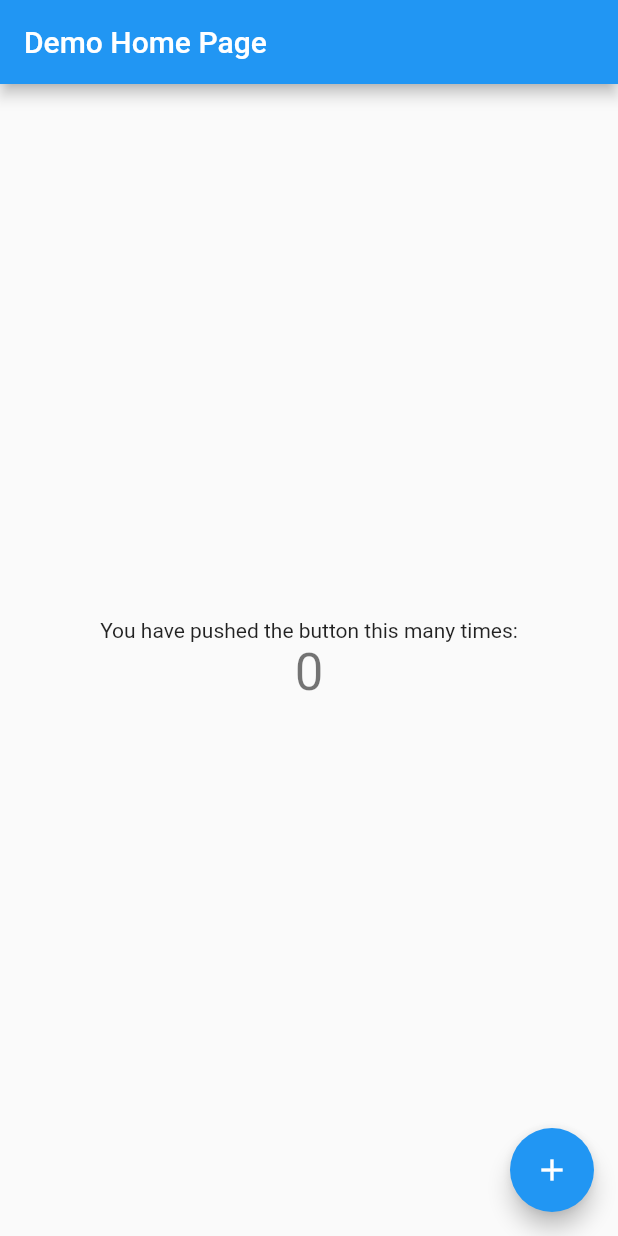
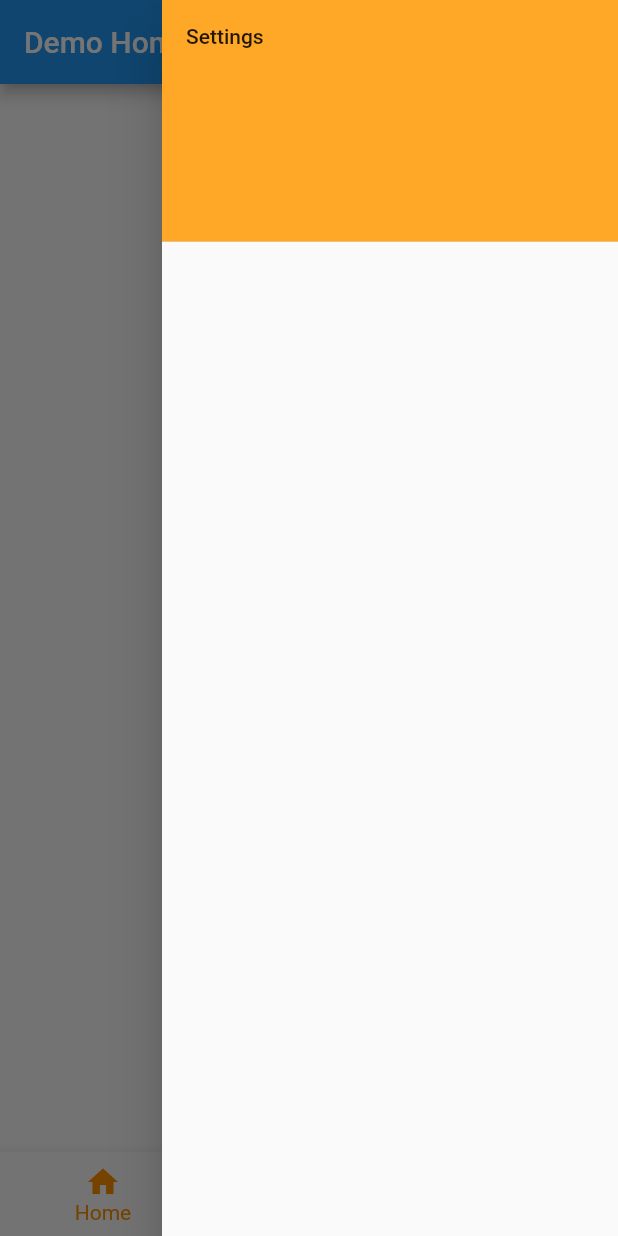
Before and after one commit to DandyAndy22/redifit-mobile, a Flutter app: the screen it shows after launch, with the side drawer open (before the commit the screen has no drawer), on a phone screen of 412 x 824 dp. Run offline on Flutter 3.47's test engine with Material 2 defaults, Android fonts, the phone set to English and light mode, and no system bars.

Commit message:
Stub out Tabs and add right drawer widget

```diff
--- a/lib/app.dart
+++ b/lib/app.dart
@@ -1,5 +1,5 @@
 import 'package:flutter/material.dart';
-import '../screens/home.dart';
+import 'screens/tabs.dart';
 
 class App extends StatelessWidget {
   const App({Key? key}) : super(key: key);
@@ -11,7 +11,7 @@ class App extends StatelessWidget {
       theme: ThemeData(
         primarySwatch: Colors.blue,
       ),
-      home: const Home(title: 'Demo Home Page'),
+      home: const Tabs(title: 'Demo Home Page'),
     );
   }
 }
--- a/lib/screens/home.dart
+++ /dev/null
@@ -1,48 +0,0 @@
-import 'package:flutter/material.dart';
-
-class Home extends StatefulWidget {
-  const Home({Key? key, required this.title}) : super(key: key);
-
-  final String title;
-
-  @override
-  State<Home> createState() => _HomeState();
-}
-
-class _HomeState extends State<Home> {
-  int _counter = 0;
-
-  void _incrementCounter() {
-    setState(() {
-      _counter++;
-    });
-  }
-
-  @override
-  Widget build(BuildContext context) {
-    return Scaffold(
-      appBar: AppBar(
-        title: Text(widget.title),
-      ),
-      body: Center(
-        child: Column(
-          mainAxisAlignment: MainAxisAlignment.center,
-          children: <Widget>[
-            const Text(
-              'You have pushed the button this many times:',
-            ),
-            Text(
-              '$_counter',
-              style: Theme.of(context).textTheme.headline4,
-            ),
-          ],
-        ),
-      ),
-      floatingActionButton: FloatingActionButton(
-        onPressed: _incrementCounter,
-        tooltip: 'Increment',
-        child: const Icon(Icons.add),
-      ),
-    );
-  }
-}
--- /dev/null
+++ b/lib/screens/tabs.dart
@@ -0,0 +1,51 @@
+import 'package:flutter/material.dart';
+import '../widgets/settings.dart';
+
+class Tabs extends StatefulWidget {
+  const Tabs({Key? key, required this.title}) : super(key: key);
+
+  final String title;
+
+  @override
+  State<Tabs> createState() => _TabsState();
+}
+
+class _TabsState extends State<Tabs> {
+  int _selectedIndex = 0;
+
+  void _onItemTapped(int index) {
+    setState(() {
+      _selectedIndex = index;
+    });
+  }
+
+  @override
+  Widget build(BuildContext context) {
+    return Scaffold(
+      appBar: AppBar(
+        title: Text(widget.title),
+      ),
+      endDrawer: const Settings(),
+      body: const Center(),
+      bottomNavigationBar: BottomNavigationBar(
+        items: const <BottomNavigationBarItem>[
+          BottomNavigationBarItem(
+            icon: Icon(Icons.home),
+            label: 'Home',
+          ),
+          BottomNavigationBarItem(
+            icon: Icon(Icons.business),
+            label: 'Business',
+          ),
+          BottomNavigationBarItem(
+            icon: Icon(Icons.school),
+            label: 'School',
+          ),
+        ],
+        currentIndex: _selectedIndex,
+        selectedItemColor: Colors.amber[800],
+        onTap: _onItemTapped,
+      ),
+    );
+  }
+}
--- /dev/null
+++ b/lib/widgets/settings.dart
@@ -0,0 +1,22 @@
+import 'package:flutter/material.dart';
+
+class Settings extends StatelessWidget {
+  const Settings({Key? key}) : super(key: key);
+
+  @override
+  Widget build(BuildContext context) {
+    return Drawer(
+      child: ListView(
+        padding: EdgeInsets.zero,
+        children: [
+          DrawerHeader(
+            decoration: BoxDecoration(
+              color: Colors.orange.shade400,
+            ),
+            child: const Text('Settings'),
+          ),
+        ],
+      ),
+    );
+  }
+}
```
